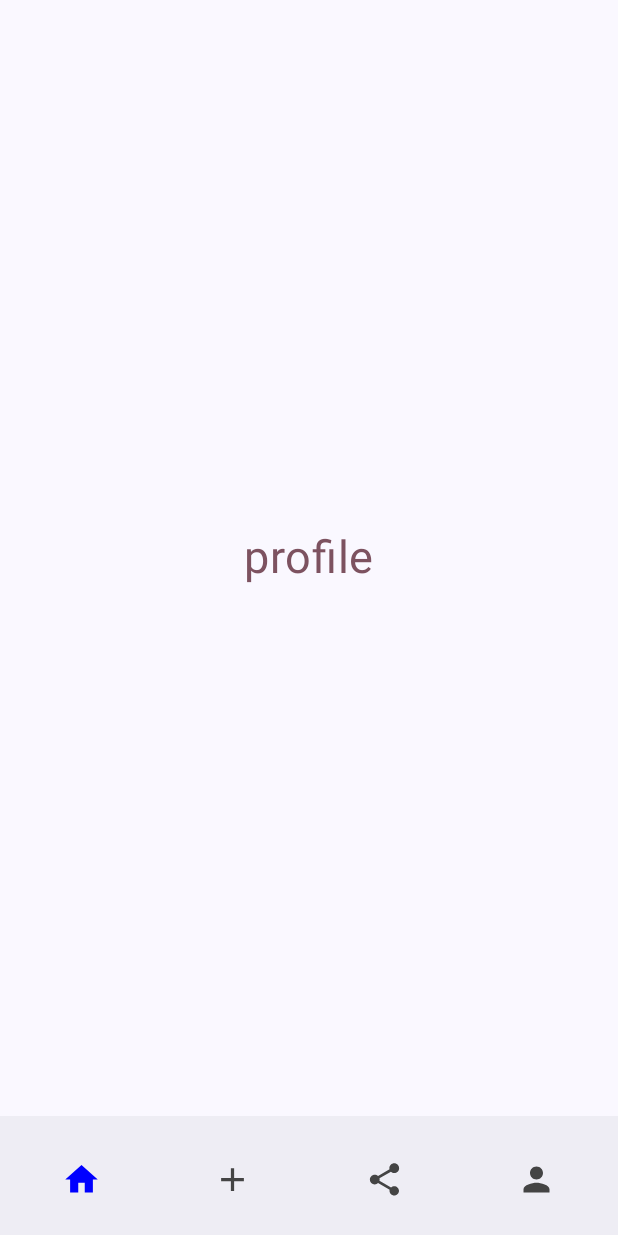
After one commit to gitsuhyun/Compose-Practice, an Android app built with Jetpack Compose: the ProfileScreen screen opened through its navigation route, on a phone screen of 412 x 824 dp. The commit adds this screen. Run offline under Robolectric (Android 15) with nearby library versions, the phone set to English and light mode, and no system bars.

Commit message:
[Feat] 네비바 전환 추가

```diff
--- a/app/build.gradle.kts
+++ b/app/build.gradle.kts
@@ -51,6 +51,9 @@ android {
 
 dependencies {
 
+    //navigation
+    implementation("androidx.navigation:navigation-compose:2.7.7")
+
     implementation("androidx.core:core-ktx:1.9.0")
     implementation("androidx.lifecycle:lifecycle-runtime-ktx:2.8.3")
     implementation("androidx.activity:activity-compose:1.9.0")
--- a/app/src/main/java/com/example/compose_practice/MainActivity.kt
+++ b/app/src/main/java/com/example/compose_practice/MainActivity.kt
@@ -4,12 +4,37 @@ import android.os.Bundle
 import androidx.activity.ComponentActivity
 import androidx.activity.compose.setContent
 import androidx.compose.foundation.layout.fillMaxSize
+import androidx.compose.foundation.layout.padding
+import androidx.compose.foundation.layout.size
+import androidx.compose.material.icons.Icons
+import androidx.compose.material.icons.filled.Add
+import androidx.compose.material.icons.filled.Home
+import androidx.compose.material.icons.filled.Person
+import androidx.compose.material.icons.filled.Share
+import androidx.compose.material3.BottomAppBar
+import androidx.compose.material3.ExperimentalMaterial3Api
+import androidx.compose.material3.Icon
+import androidx.compose.material3.IconButton
 import androidx.compose.material3.MaterialTheme
+import androidx.compose.material3.Scaffold
 import androidx.compose.material3.Surface
 import androidx.compose.material3.Text
 import androidx.compose.runtime.Composable
+import androidx.compose.runtime.mutableStateOf
+import androidx.compose.runtime.remember
 import androidx.compose.ui.Modifier
+import androidx.compose.ui.graphics.Color
+import androidx.compose.ui.platform.LocalContext
 import androidx.compose.ui.tooling.preview.Preview
+import androidx.compose.ui.unit.dp
+import androidx.navigation.compose.NavHost
+import androidx.navigation.compose.composable
+import androidx.navigation.compose.rememberNavController
+import com.example.compose_practice.screens.HomeScreen
+import com.example.compose_practice.screens.PlusScreen
+import com.example.compose_practice.screens.ProfileScreen
+import com.example.compose_practice.screens.Screens
+import com.example.compose_practice.screens.ShareScreen
 import com.example.compose_practice.ui.theme.ComposePracticeTheme
 
 class MainActivity : ComponentActivity() {
@@ -17,30 +42,105 @@ class MainActivity : ComponentActivity() {
         super.onCreate(savedInstanceState)
         setContent {
             ComposePracticeTheme {
-                // A surface container using the 'background' color from the theme
-                Surface(
-                    modifier = Modifier.fillMaxSize(),
-                    color = MaterialTheme.colorScheme.background
-                ) {
-                    Greeting("Android")
-                }
+                MyBottomAppBar()
             }
         }
     }
 }
 
+@OptIn(ExperimentalMaterial3Api::class)
 @Composable
-fun Greeting(name: String, modifier: Modifier = Modifier) {
-    Text(
-        text = "Hello $name!",
-        modifier = modifier
-    )
-}
+fun MyBottomAppBar() {
+    val navigationController = rememberNavController()
+    val context = LocalContext.current.applicationContext
+    val selected = remember {
+        mutableStateOf(Icons.Default.Home)
+    }
 
-@Preview(showBackground = true)
-@Composable
-fun GreetingPreview() {
-    ComposePracticeTheme {
-        Greeting("Android")
+    Scaffold(
+        bottomBar = {
+            BottomAppBar(
+                contentColor = Color.White
+            ) {
+                IconButton(
+                    onClick = {
+                        selected.value = Icons.Default.Home
+                        navigationController.navigate(Screens.Home.screen) {
+                            popUpTo(0)
+                        }
+                    },
+                    modifier = Modifier.weight(1f)
+                ) {
+                    Icon(
+                        Icons.Default.Home,
+                        contentDescription = null,
+                        modifier = Modifier.size(26.dp),
+                        tint = if (selected.value == Icons.Default.Home) Color.Blue else Color.DarkGray
+                    )
+                }
+
+                IconButton(
+                    onClick = {
+                        selected.value = Icons.Default.Add
+                        navigationController.navigate(Screens.Plus.screen) {
+                            popUpTo(0)
+                        }
+                    },
+                    modifier = Modifier.weight(1f)
+                ) {
+                    Icon(
+                        Icons.Default.Add,
+                        contentDescription = null,
+                        modifier = Modifier.size(26.dp),
+                        tint = if (selected.value == Icons.Default.Add) Color.Blue else Color.DarkGray
+                    )
+                }
+
+                IconButton(
+                    onClick = {
+                        selected.value = Icons.Default.Share
+                        navigationController.navigate(Screens.Share.screen) {
+                            popUpTo(0)
+                        }
+                    },
+                    modifier = Modifier.weight(1f)
+                ) {
+                    Icon(
+                        Icons.Default.Share,
+                        contentDescription = null,
+                        modifier = Modifier.size(26.dp),
+                        tint = if (selected.value == Icons.Default.Share) Color.Blue else Color.DarkGray
+                    )
+                }
+
+                IconButton(
+                    onClick = {
+                        selected.value = Icons.Default.Person
+                        navigationController.navigate(Screens.Profile.screen) {
+                            popUpTo(0)
+                        }
+                    },
+                    modifier = Modifier.weight(1f)
+                ) {
+                    Icon(
+                        Icons.Default.Person,
+                        contentDescription = null,
+                        modifier = Modifier.size(26.dp),
+                        tint = if (selected.value == Icons.Default.Person) Color.Blue else Color.DarkGray
+                    )
+                }
+            }
+        }
+    ) {
+        paddingValues ->
+        NavHost(
+            navController = navigationController,
+            startDestination = Screens.Home.screen,
+            modifier = Modifier.padding(paddingValues)){
+            composable(Screens.Home.screen) { HomeScreen()}
+            composable(Screens.Plus.screen) { PlusScreen() }
+            composable(Screens.Share.screen) { ShareScreen() }
+            composable(Screens.Profile.screen) { ProfileScreen() }
+        }
     }
 }
--- /dev/null
+++ b/app/src/main/java/com/example/compose_practice/screens/HomeScreen.kt
@@ -0,0 +1,25 @@
+package com.example.compose_practice.screens
+
+import androidx.compose.foundation.layout.Arrangement
+import androidx.compose.foundation.layout.Box
+import androidx.compose.foundation.layout.Column
+import androidx.compose.foundation.layout.fillMaxSize
+import androidx.compose.material3.Text
+import androidx.compose.runtime.Composable
+import androidx.compose.ui.Alignment
+import androidx.compose.ui.Modifier
+import androidx.compose.ui.unit.sp
+import com.example.compose_practice.ui.theme.Pink40
+
+@Composable
+fun HomeScreen() {
+    Box(modifier = Modifier.fillMaxSize()){
+        Column (modifier = Modifier
+            .fillMaxSize()
+            .align(Alignment.Center),
+            verticalArrangement = Arrangement.Center,
+            horizontalAlignment = Alignment.CenterHorizontally) {
+            Text(text = "home", fontSize = 30.sp, color = Pink40)
+        }
+    }
+}
--- /dev/null
+++ b/app/src/main/java/com/example/compose_practice/screens/ProfileScreen.kt
@@ -0,0 +1,25 @@
+package com.example.compose_practice.screens
+
+import androidx.compose.foundation.layout.Arrangement
+import androidx.compose.foundation.layout.Box
+import androidx.compose.foundation.layout.Column
+import androidx.compose.foundation.layout.fillMaxSize
+import androidx.compose.material3.Text
+import androidx.compose.runtime.Composable
+import androidx.compose.ui.Alignment
+import androidx.compose.ui.Modifier
+import androidx.compose.ui.unit.sp
+import com.example.compose_practice.ui.theme.Pink40
+
+@Composable
+fun ProfileScreen() {
+    Box(modifier = Modifier.fillMaxSize()){
+        Column (modifier = Modifier
+            .fillMaxSize()
+            .align(Alignment.Center),
+            verticalArrangement = Arrangement.Center,
+            horizontalAlignment = Alignment.CenterHorizontally) {
+            Text(text = "profile", fontSize = 30.sp, color = Pink40)
+        }
+    }
+}
```
Also changed, not shown: app/src/main/java/com/example/compose_practice/screens/PlusScreen.kt (added, +25 -0 lines), app/src/main/java/com/example/compose_practice/screens/Screens.kt (added, +8 -0 lines), app/src/main/java/com/example/compose_practice/screens/ShareScreen.kt (added, +25 -0 lines).
